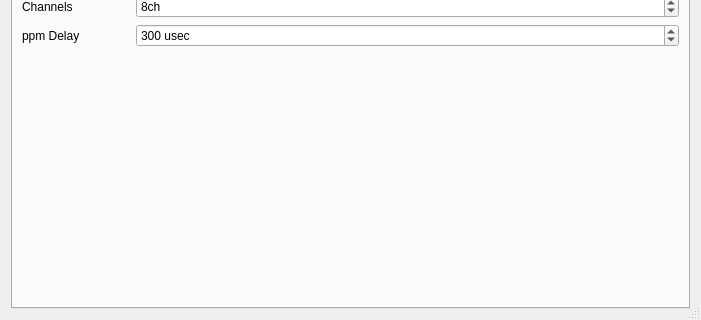
Before: the Qt Designer form src/modeledit.ui in xhorizont/eepe, drawn with Qt 5; both pictures show x 0 to 701 and y 344 to 664 of the 701 by 664 pixel window.
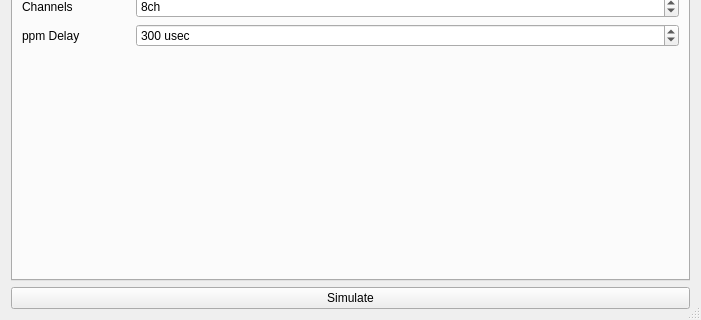
After: the same form once the commit is applied. Icons and pictures are not drawn.

Diff of the .ui file:
```diff
--- a/src/modeledit.ui
+++ b/src/modeledit.ui
@@ -4770,6 +4770,13 @@
      </widget>
     </widget>
    </item>
+   <item row="1" column="1">
+    <widget class="QPushButton" name="pushButton">
+     <property name="text">
+      <string>Simulate</string>
+     </property>
+    </widget>
+   </item>
   </layout>
  </widget>
  <tabstops>
```
Left out of the diff: 1 changed line with no effect on the pictures.
